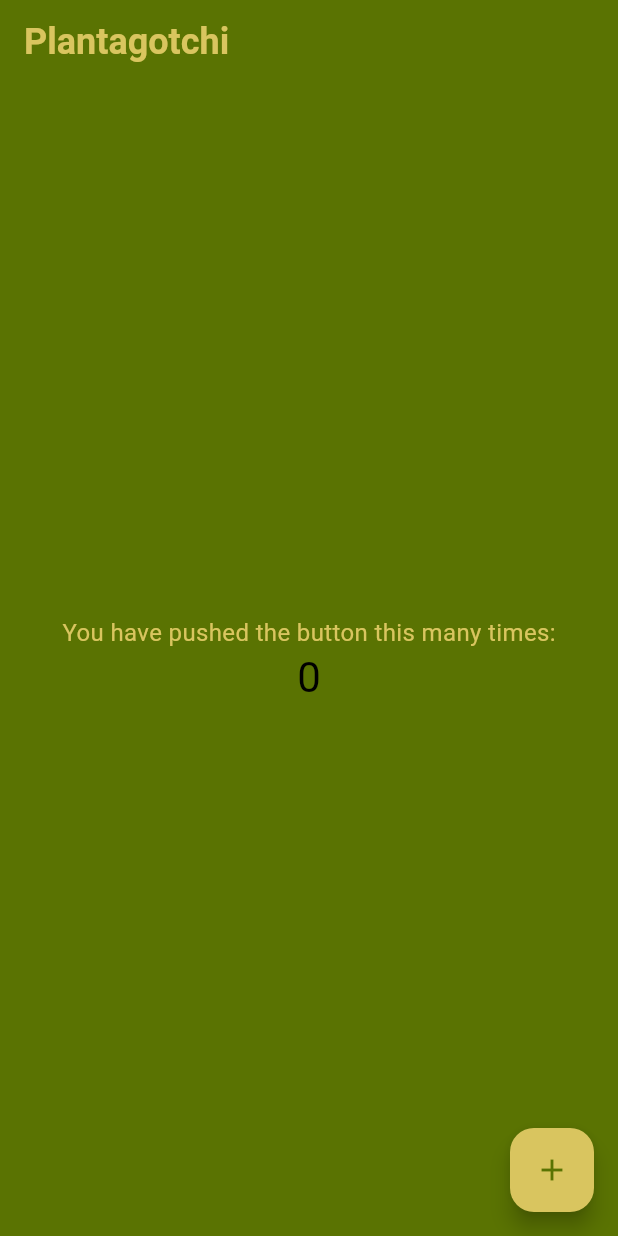
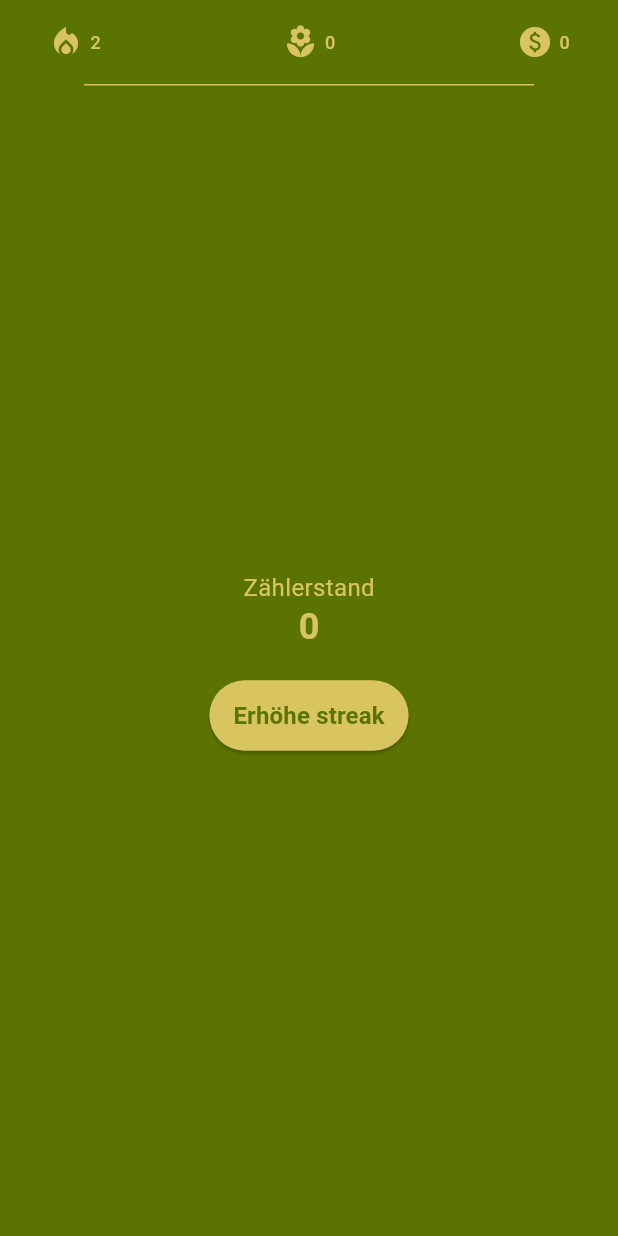
Before and after one commit to tschulzon/Bachelorarbeit_Juliana_Kuehn, a Flutter app: the screen it shows after launch, on a phone screen of 412 x 824 dp. Run offline on Flutter 3.47's test engine with Material 3 defaults, Android fonts, the phone set to English and light mode, and no system bars; our stand-ins replace shared_preferences; missing offline and left inert: dart:ffi.

Commit message:
added viewmodels, added startpage view, added example function in it

```diff
--- a/plantagotchi/assets/data/testuser.json
+++ b/plantagotchi/assets/data/testuser.json
@@ -5,7 +5,7 @@
         "level": 1,
         "xp": 0,
         "coins": 0,
+        "streak": 2,
         "badges": [],
-        "plants": [],
-        "ownedSkins": []
+        "plants": []
 }
--- a/plantagotchi/lib/main.dart
+++ b/plantagotchi/lib/main.dart
@@ -4,6 +4,10 @@ import 'package:flutter/material.dart';
 import 'package:flutter/services.dart';
 import 'package:plantagotchi/models/user.dart';
 import 'package:plantagotchi/services/shared_prefs_helper.dart';
+import 'package:plantagotchi/viewmodels/user_viewmodel.dart';
+import 'package:plantagotchi/views/startpage.dart';
+import 'package:provider/provider.dart';
+import 'package:plantagotchi/viewmodels/startpage_viewmodel.dart';
 
 Future<void> main() async {
   WidgetsFlutterBinding.ensureInitialized();
@@ -11,28 +15,42 @@ Future<void> main() async {
   final storage = StorageService();
   User? user = await storage.loadUser();
 
+  debugPrint("Loaded User: ${user?.username}"); // Debugging line
+
   if (user == null) {
+    debugPrint("No user found in storage, loading from JSON file...");
     String jsonString = await rootBundle
         .loadString('assets/data/testuser.json'); // Load JSON from assets
+
+    debugPrint("JSON String: $jsonString"); // Debugging line
 
     user = User.fromJson(jsonDecode(jsonString)); // Decode JSON to User object
     await storage.saveUser(user);
   }
 
-  runApp(MyApp(initialUser: user));
+  runApp(
+    MultiProvider(
+      providers: [
+        ChangeNotifierProvider(create: (_) => UserViewModel(user!)),
+        ChangeNotifierProvider(create: (_) => StartpageViewModel()),
+      ],
+      child: MyApp(initialUser: user),
+    ),
+  );
 }
 
 class MyApp extends StatelessWidget {
   final User? initialUser;
-  const MyApp({super.key, required this.initialUser});
+  const MyApp({super.key, this.initialUser});
 
   // This widget is the root of your application.
   @override
   Widget build(BuildContext context) {
     print('Initial User: ${initialUser?.username}'); // Debugging line
+    print('JSON USER: ${jsonEncode(initialUser?.toJson())}'); // Debugging line
 
     return MaterialApp(
-      title: 'Flutter Demo',
+      title: 'MVMM Beispiel',
       theme: ThemeData(
         colorScheme: const ColorScheme(
           brightness: Brightness.light,
@@ -62,98 +80,13 @@ class MyApp extends StatelessWidget {
             fontWeight: FontWeight.bold,
             color: Color(0xFFD9C55F),
           ),
+          labelSmall: TextStyle(
+            fontSize: 12,
+            color: Color(0xFFD9C55F),
+          ),
         ),
       ),
-      home: const MyHomePage(title: 'Plantagotchi'),
+      home: const Startpage(),
     );
   }
 }
-
-class MyHomePage extends StatefulWidget {
-  const MyHomePage({super.key, required this.title});
-
-  // This widget is the home page of your application. It is stateful, meaning
-  // that it has a State object (defined below) that contains fields that affect
-  // how it looks.
-
-  // This class is the configuration for the state. It holds the values (in this
-  // case the title) provided by the parent (in this case the App widget) and
-  // used by the build method of the State. Fields in a Widget subclass are
-  // always marked "final".
-
-  final String title;
-
-  @override
-  State<MyHomePage> createState() => _MyHomePageState();
-}
-
-class _MyHomePageState extends State<MyHomePage> {
-  int _counter = 0;
-
-  void _incrementCounter() {
-    setState(() {
-      // This call to setState tells the Flutter framework that something has
-      // changed in this State, which causes it to rerun the build method below
-      // so that the display can reflect the updated values. If we changed
-      // _counter without calling setState(), then the build method would not be
-      // called again, and so nothing would appear to happen.
-      _counter++;
-    });
-  }
-
-  @override
-  Widget build(BuildContext context) {
-    // This method is rerun every time setState is called, for instance as done
-    // by the _incrementCounter method above.
-    //
-    // The Flutter framework has been optimized to make rerunning build methods
-    // fast, so that you can just rebuild anything that needs updating rather
-    // than having to individually change instances of widgets.
-    return Scaffold(
-      appBar: AppBar(
-        // TRY THIS: Try changing the color here to a specific color (to
-        // Colors.amber, perhaps?) and trigger a hot reload to see the AppBar
-        // change color while the other colors stay the same.
-        backgroundColor: Theme.of(context).colorScheme.surface,
-        // Here we take the value from the MyHomePage object that was created by
-        // the App.build method, and use it to set our appbar title.
-        title: Text(widget.title,
-            style: Theme.of(context).textTheme.headlineLarge),
-      ),
-      body: Center(
-        // Center is a layout widget. It takes a single child and positions it
-        // in the middle of the parent.
-        child: Column(
-          // Column is also a layout widget. It takes a list of children and
-          // arranges them vertically. By default, it sizes itself to fit its
-          // children horizontally, and tries to be as tall as its parent.
-          //
-          // Column has various properties to control how it sizes itself and
-          // how it positions its children. Here we use mainAxisAlignment to
-          // center the children vertically; the main axis here is the vertical
-          // axis because Columns are vertical (the cross axis would be
-          // horizontal).
-          //
-          // TRY THIS: Invoke "debug painting" (choose the "Toggle Debug Paint"
-          // action in the IDE, or press "p" in the console), to see the
-          // wireframe for each widget.
-          mainAxisAlignment: MainAxisAlignment.center,
-          children: <Widget>[
-            const Text(
-              'You have pushed the button this many times:',
-            ),
-            Text(
-              '$_counter',
-              style: Theme.of(context).textTheme.headlineMedium,
-            ),
-          ],
-        ),
-      ),
-      floatingActionButton: FloatingActionButton(
-        onPressed: _incrementCounter,
-        tooltip: 'Increment',
-        child: const Icon(Icons.add),
-      ), // This trailing comma makes auto-formatting nicer for build methods.
-    );
-  }
-}
--- a/plantagotchi/lib/models/user.dart
+++ b/plantagotchi/lib/models/user.dart
@@ -7,9 +7,9 @@ class User {
   int? level;
   int? xp;
   int? coins;
+  int? streak;
   List<String>? badges;
   List<UserPlants>? plants;
-  // List<Friends>? friends;
 
   User({
     required this.id,
@@ -18,9 +18,9 @@ class User {
     this.level,
     this.xp,
     this.coins,
+    this.streak,
     this.badges,
     this.plants,
-    // this.friends,
   });
 
   Map<String, dynamic> toJson() {
@@ -31,13 +31,14 @@ class User {
       'level': level,
       'xp': xp,
       'coins': coins,
+      'streak': streak,
       'badges': badges,
       'plants': plants?.map((plant) => plant.toJson()).toList(),
-      // 'friends': friends?.map((friend) => friend.toJson()).toList(),
     };
   }
 
   factory User.fromJson(Map<String, dynamic> json) {
+    print("streak raw value: ${json['streak']}"); // Debug output
     return User(
       id: json['id'],
       username: json['username'],
@@ -45,15 +46,13 @@ class User {
       level: json['level'],
       xp: json['xp'],
       coins: json['coins'],
+      streak: json['streak'],
       badges: List<String>.from(json['badges'] ?? []),
       plants: json['plants'] != null
           ? (json['plants'] as List<dynamic>)
               .map((plant) => UserPlants.fromJson(plant))
               .toList()
           : null,
-      // friends: (json['friends'] as List<dynamic>?)
-      //     ?.map((friend) => Friends.fromJson(friend))
-      //     .toList(),
     );
   }
 }
--- a/plantagotchi/lib/services/shared_prefs_helper.dart
+++ b/plantagotchi/lib/services/shared_prefs_helper.dart
@@ -7,7 +7,7 @@ import 'package:shared_preferences/shared_preferences.dart';
 
 class StorageService {
   // Key for SharedPreferences, data will be stored in key-value pairs
-  static const String _userKey = 'user_data';
+  static const String _userKey = 'user';
   static const String _userPlantsKey = 'user_plants';
   static const String _badgesKey = 'badges';
   static const String _careEntryKey = 'care_entry';
@@ -18,12 +18,14 @@ class StorageService {
     final prefs = await SharedPreferences.getInstance();
     String jsonString = jsonEncode(username.toJson());
     await prefs.setString(_userKey, jsonString);
+    print("User saved: $jsonString");
   }
 
   // Load User data
   Future<User?> loadUser() async {
     final prefs = await SharedPreferences.getInstance();
     String? jsonString = prefs.getString(_userKey);
+    print("Geladener User aus SharedPreferences: $jsonString");
     if (jsonString != null) {
       Map<String, dynamic> jsonMap = jsonDecode(jsonString);
       return User.fromJson(jsonMap);
--- /dev/null
+++ b/plantagotchi/lib/utils/material_symbols.dart
@@ -0,0 +1,9 @@
+import 'package:flutter/widgets.dart';
+
+class MaterialSymbols {
+  static const IconData pottedPlant = IconData(
+    0xf8b0, // Unicode for potted_plant (check Google Fonts for the correct codepoint)
+    fontFamily: 'MaterialSymbolsOutlined',
+    fontPackage: null,
+  );
+}
--- /dev/null
+++ b/plantagotchi/lib/viewmodels/startpage_viewmodel.dart
@@ -0,0 +1,16 @@
+import 'package:flutter/material.dart';
+
+class StartpageViewModel extends ChangeNotifier {
+  // This class is currently empty, but it can be used to manage the state and logic for the start page of the application.
+  // You can add properties and methods here as needed to handle user interactions, data fetching, etc.
+
+  // Example property
+  int _counter = 0;
+  int get counter => _counter;
+
+  // Example method
+  void incrementCounter() {
+    _counter++;
+    notifyListeners(); // Notify listeners to update the UI when the counter changes
+  }
+}
--- /dev/null
+++ b/plantagotchi/lib/viewmodels/user_viewmodel.dart
@@ -0,0 +1,24 @@
+import 'package:flutter/material.dart';
+import 'package:plantagotchi/models/user.dart';
+import 'package:plantagotchi/services/shared_prefs_helper.dart';
+
+class UserViewModel extends ChangeNotifier {
+  final User user; // Private field to hold the user data
+
+  UserViewModel(this.user); // Constructor to initialize the user
+
+  void incrementStreak() {
+    user.streak =
+        (user.streak ?? 0) + 1; // Increment the streak, defaulting to 0 if null
+    saveUser(); // Save the updated user data
+    notifyListeners(); // Notify listeners to update the UI when the streak changes
+  }
+
+  Future<void> saveUser() async {
+    // This method can be used to save the user data to persistent storage
+    // For example, using SharedPreferences or a database
+    // Implement the saving logic here
+    final storage = StorageService();
+    await storage.saveUser(user);
+  }
+}
--- /dev/null
+++ b/plantagotchi/lib/views/startpage.dart
@@ -0,0 +1,98 @@
+import 'package:flutter/material.dart';
+import 'package:plantagotchi/utils/material_symbols.dart';
+import 'package:plantagotchi/viewmodels/startpage_viewmodel.dart';
+import 'package:plantagotchi/viewmodels/user_viewmodel.dart';
+import 'package:plantagotchi/widgets/action_button.dart';
+import 'package:provider/provider.dart';
+
+class Startpage extends StatelessWidget {
+  const Startpage({super.key});
+
+  @override
+  Widget build(BuildContext context) {
+    final viewModel = Provider.of<StartpageViewModel>(context);
+    final colors = Theme.of(context).colorScheme;
+    final fontstyle = Theme.of(context).textTheme;
+    final user = Provider.of<UserViewModel>(context).user;
+    final userViewModel = Provider.of<UserViewModel>(context, listen: false);
+
+    print("UserViewModel.user: ${user.username}, Streak: ${user.streak}");
+
+    return Scaffold(
+      appBar: AppBar(
+        title: Padding(
+          padding: const EdgeInsets.symmetric(horizontal: 16.0),
+          child: Row(
+            mainAxisSize: MainAxisSize.min,
+            children: [
+              // Left: Streak
+              Expanded(
+                child: Row(
+                  mainAxisAlignment: MainAxisAlignment.start,
+                  children: [
+                    Icon(Icons.local_fire_department, color: colors.primary),
+                    const SizedBox(width: 4),
+                    Text('${user.streak}', style: fontstyle.labelSmall),
+                  ],
+                ),
+              ),
+              // Center: Plants
+              Expanded(
+                child: Row(
+                  mainAxisAlignment: MainAxisAlignment.center,
+                  children: [
+                    Icon(Icons.local_florist, color: colors.primary),
+                    const SizedBox(width: 4),
+                    Text('${user.plants?.length ?? 0}',
+                        style: fontstyle.labelSmall),
+                  ],
+                ),
+              ),
+              // Right: Coins
+              Expanded(
+                child: Row(
+                  mainAxisAlignment: MainAxisAlignment.end,
+                  children: [
+                    Icon(Icons.paid, color: colors.primary),
+                    const SizedBox(width: 4),
+                    Text('${user.coins}', style: fontstyle.labelSmall),
+                  ],
+                ),
+              ),
+            ],
+          ),
+        ),
+        bottom: PreferredSize(
+          preferredSize: const Size.fromHeight(1.0),
+          child: Center(
+            child: Container(
+              width: 300,
+              color: colors.primary,
+              height: 1.0,
+            ),
+          ),
+        ),
+      ),
+      body: Center(
+        child: Column(
+          mainAxisAlignment: MainAxisAlignment.center,
+          children: <Widget>[
+            const Text(
+              'Zählerstand',
+            ),
+            Text(
+              '${viewModel.counter}',
+              style: Theme.of(context).textTheme.headlineLarge,
+            ),
+            const SizedBox(height: 20),
+            ActionButton(
+              label: 'Erhöhe streak',
+              onPressed: userViewModel.incrementStreak,
+              greenToYellow: false,
+            ),
+          ],
+        ),
+      ),
+    );
+  }
+}
--- /dev/null
+++ b/plantagotchi/lib/widgets/action_button.dart
@@ -0,0 +1,37 @@
+import 'package:flutter/material.dart';
+
+class ActionButton extends StatelessWidget {
+  final String label;
+  final VoidCallback onPressed;
+  final bool greenToYellow;
+
+  const ActionButton({
+    super.key,
+    required this.label,
+    required this.onPressed,
+    this.greenToYellow = true,
+  });
+
+  @override
+  Widget build(BuildContext context) {
+    final colors = Theme.of(context).colorScheme;
+
+    final Color backgroundColor =
+        greenToYellow ? colors.onPrimary : colors.primary;
+
+    final Color textColor = greenToYellow ? colors.primary : colors.onPrimary;
+
+    return ElevatedButton(
+      onPressed: onPressed,
+      style: ElevatedButton.styleFrom(
+        backgroundColor: backgroundColor,
+        foregroundColor: textColor,
+        padding: const EdgeInsets.symmetric(horizontal: 16.0, vertical: 12.0),
+        shape: RoundedRectangleBorder(
+          borderRadius: BorderRadius.circular(24.0),
+        ),
+      ),
+      child: Text(label, style: TextStyle(fontSize: 16.0, color: textColor)),
+    );
+  }
+}
--- a/plantagotchi/pubspec.yaml
+++ b/plantagotchi/pubspec.yaml
@@ -31,6 +31,8 @@ dependencies:
   flutter:
     sdk: flutter
   shared_preferences: ^2.2.2
+  provider: ^6.1.5
+  material_symbols_icons: ^4.2719.0
 
 
   # The following adds the Cupertino Icons font to your application.
```
Also changed, not shown: plantagotchi/pubspec.lock, 1 other file.
